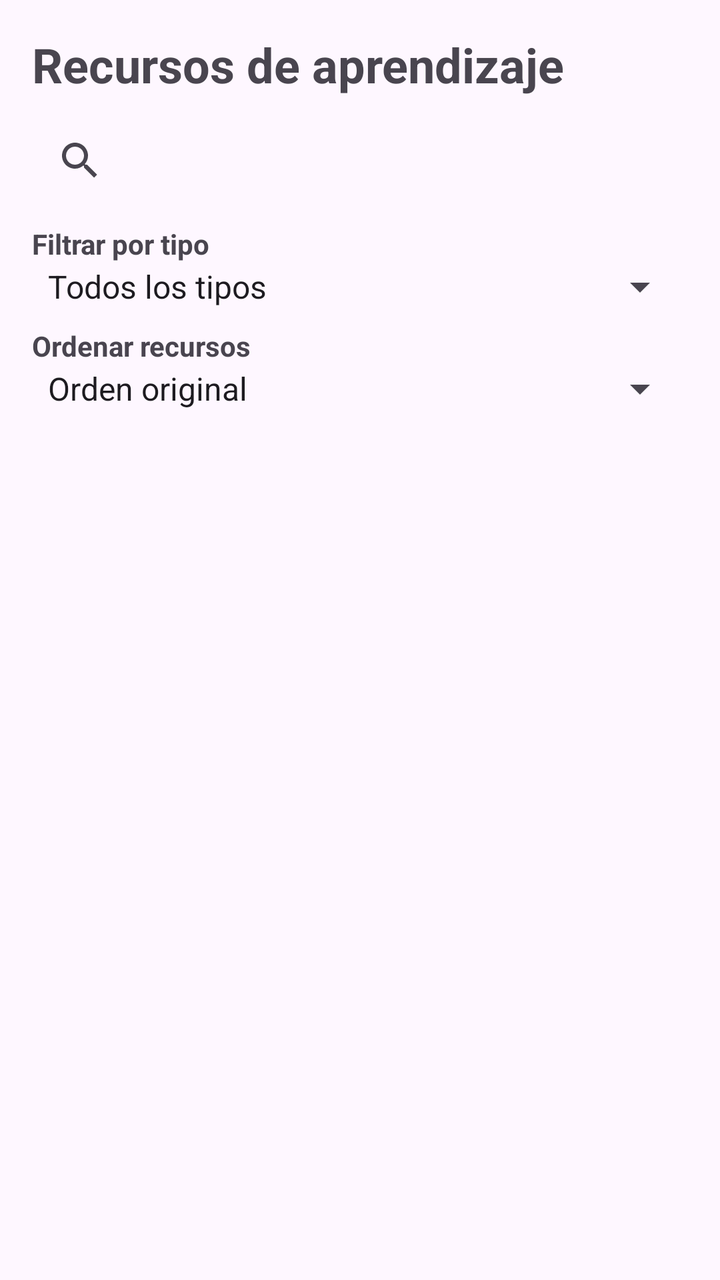
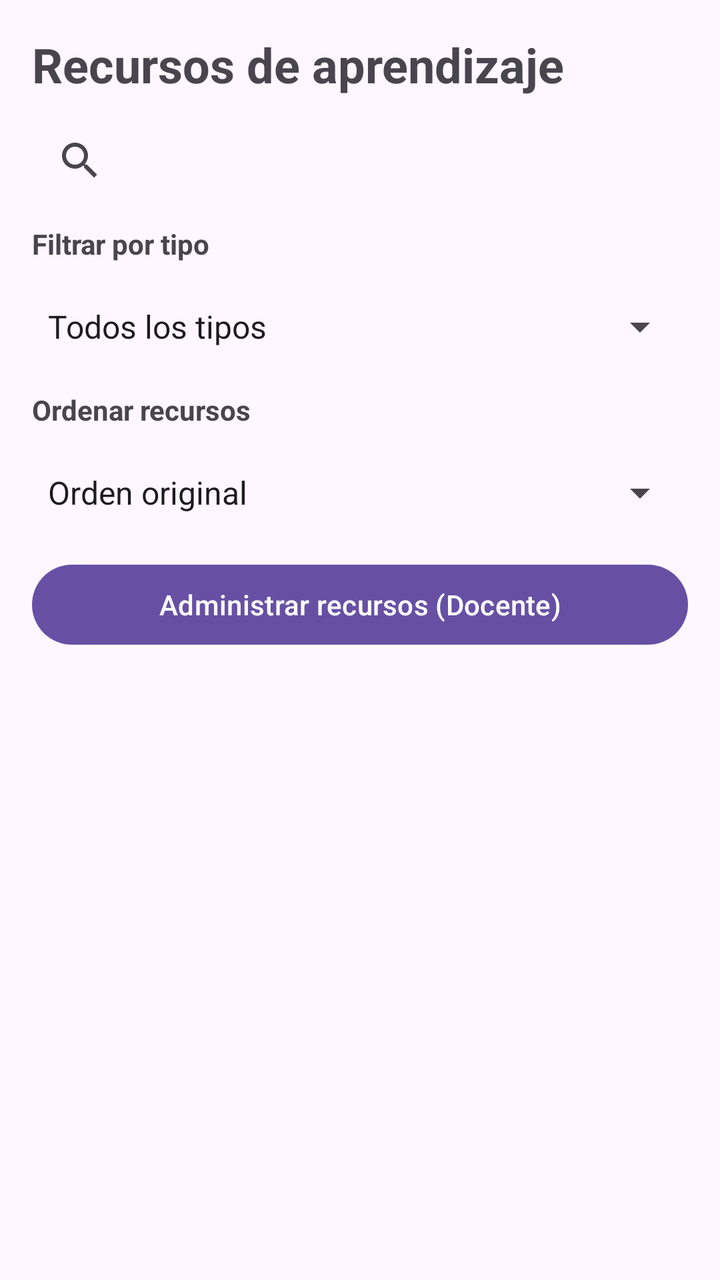

Compare the two renders of this Android layout. The source of the first and the diff that turns it into the second are given below.
<!-- AndroidManifest.xml: application theme Theme.AprendeApp -->
<!-- res/layout/activity_main.xml -->
<?xml version="1.0" encoding="utf-8"?>
<LinearLayout
    xmlns:android="http://schemas.android.com/apk/res/android"
    xmlns:tools="http://schemas.android.com/tools"
    android:layout_width="match_parent"
    android:layout_height="match_parent"
    android:orientation="vertical"
    android:padding="16dp"
    tools:context=".MainActivity">

    <TextView
        android:id="@+id/tvEncabezado"
        android:layout_width="match_parent"
        android:layout_height="wrap_content"
        android:text="@string/resources_title"
        android:textSize="24sp"
        android:textStyle="bold" />

    <androidx.appcompat.widget.SearchView
        android:id="@+id/searchRecursos"
        android:layout_width="match_parent"
        android:layout_height="wrap_content"
        android:layout_marginTop="8dp"
        android:iconifiedByDefault="false"
        android:queryHint="@string/search_resources_hint" />

    <TextView
        android:layout_width="match_parent"
        android:layout_height="wrap_content"
        android:layout_marginTop="8dp"
        android:text="@string/filter_type_label"
        android:textStyle="bold" />

    <Spinner
        android:id="@+id/spFiltroTipo"
        android:layout_width="match_parent"
        android:layout_height="wrap_content"
        android:entries="@array/resource_type_filters" />

    <TextView
        android:layout_width="match_parent"
        android:layout_height="wrap_content"
        android:layout_marginTop="8dp"
        android:text="@string/sort_resources_label"
        android:textStyle="bold" />

    <Spinner
        android:id="@+id/spOrden"
        android:layout_width="match_parent"
        android:layout_height="wrap_content"
        android:entries="@array/resource_sort_options" />

    <ProgressBar
        android:id="@+id/progressBar"
        style="?android:attr/progressBarStyle"
        android:layout_width="wrap_content"
        android:layout_height="wrap_content"
        android:layout_gravity="center_horizontal"
        android:layout_marginTop="12dp"
        android:visibility="gone" />

    <TextView
        android:id="@+id/tvEstado"
        android:layout_width="match_parent"
        android:layout_height="wrap_content"
        android:layout_marginTop="12dp"
        android:gravity="center"
        android:text="@string/loading_resources"
        android:textSize="16sp"
        android:visibility="gone" />

    <androidx.recyclerview.widget.RecyclerView
        android:id="@+id/rvRecursos"
        android:layout_width="match_parent"
        android:layout_height="0dp"
        android:layout_marginTop="12dp"
        android:layout_weight="1"
        android:clipToPadding="false"
        android:paddingBottom="8dp"
        tools:listitem="@layout/item_recurso" />

</LinearLayout>
<!-- res/layout/item_recurso.xml (included above) -->
<?xml version="1.0" encoding="utf-8"?>
<com.google.android.material.card.MaterialCardView
    xmlns:android="http://schemas.android.com/apk/res/android"
    xmlns:app="http://schemas.android.com/apk/res-auto"
    android:id="@+id/cardRecurso"
    android:layout_width="match_parent"
    android:layout_height="wrap_content"
    android:layout_marginBottom="12dp"
    app:cardCornerRadius="12dp"
    app:cardElevation="3dp"
    app:strokeWidth="1dp">

    <LinearLayout
        android:layout_width="match_parent"
        android:layout_height="wrap_content"
        android:orientation="vertical"
        android:padding="12dp">

        <ImageView
            android:id="@+id/ivImagen"
            android:layout_width="match_parent"
            android:layout_height="170dp"
            android:contentDescription="@string/resource_image_description"
            android:scaleType="centerCrop"
            android:src="@android:drawable/ic_menu_gallery" />

        <TextView
            android:id="@+id/tvTitulo"
            android:layout_width="match_parent"
            android:layout_height="wrap_content"
            android:layout_marginTop="12dp"
            android:textAppearance="?attr/textAppearanceTitleMedium"
            android:textStyle="bold" />

        <TextView
            android:id="@+id/tvTipo"
            android:layout_width="match_parent"
            android:layout_height="wrap_content"
            android:layout_marginTop="4dp"
            android:textColor="?attr/colorPrimary"
            android:textSize="14sp" />

        <TextView
            android:id="@+id/tvDescripcion"
            android:layout_width="match_parent"
            android:layout_height="wrap_content"
            android:layout_marginTop="8dp"
            android:textSize="14sp" />

        <com.google.android.material.button.MaterialButton
            android:id="@+id/btnEnlace"
            android:layout_width="match_parent"
            android:layout_height="wrap_content"
            android:layout_marginTop="8dp"
            android:text="@string/open_resource" />

    </LinearLayout>

</com.google.android.material.card.MaterialCardView>
<!-- resources referenced by this layout -->
<resources>
  <string-array name="resource_sort_options">
          <item>Orden original</item>
          <item>Título A-Z</item>
          <item>Título Z-A</item>
          <item>Tipo</item>
      </string-array>
  <string-array name="resource_type_filters">
          <item>Todos los tipos</item>
          <item>Libro</item>
          <item>Video</item>
          <item>Artículo</item>
      </string-array>
  <string name="filter_type_label">Filtrar por tipo</string>
  <string name="loading_resources">Cargando recursos educativos...</string>
  <string name="open_resource">Abrir recurso</string>
  <string name="resource_image_description">Imagen del recurso educativo</string>
  <string name="resources_title">Recursos de aprendizaje</string>
  <string name="search_resources_hint">Buscar por ID, título o tipo...</string>
  <string name="sort_resources_label">Ordenar recursos</string>
  <style name="Theme.AprendeApp" parent="Base.Theme.AprendeApp" />
  <style name="Base.Theme.AprendeApp" parent="Theme.Material3.DayNight.NoActionBar">
          
          
      </style>
</resources>

<!-- the commit's change to res/layout/activity_main.xml (unified diff, before → after) -->
@@ -34,7 +34,9 @@
     <Spinner
         android:id="@+id/spFiltroTipo"
         android:layout_width="match_parent"
-        android:layout_height="wrap_content"
+        android:layout_height="48dp"
+        android:minHeight="48dp"
+        android:layout_marginTop="8dp"
         android:entries="@array/resource_type_filters" />
 
     <TextView
@@ -47,8 +49,17 @@
     <Spinner
         android:id="@+id/spOrden"
         android:layout_width="match_parent"
+        android:layout_height="48dp"
+        android:minHeight="48dp"
+        android:layout_marginTop="8dp"
+        android:entries="@array/resource_sort_options" />
+
+    <com.google.android.material.button.MaterialButton
+        android:id="@+id/btnAdministrarRecursos"
+        android:layout_width="match_parent"
         android:layout_height="wrap_content"
-        android:entries="@array/resource_sort_options" />
+        android:layout_marginTop="8dp"
+        android:text="@string/open_teacher_management" />
 
     <ProgressBar
         android:id="@+id/progressBar"
<!-- resource entries referenced after the edit -->
@@ -15,6 +15,7 @@
   <string name="filter_type_label">Filtrar por tipo</string>
   <string name="loading_resources">Cargando recursos educativos...</string>
   <string name="open_resource">Abrir recurso</string>
+  <string name="open_teacher_management">Administrar recursos (Docente)</string>
   <string name="resource_image_description">Imagen del recurso educativo</string>
   <string name="resources_title">Recursos de aprendizaje</string>
   <string name="search_resources_hint">Buscar por ID, título o tipo...</string>
